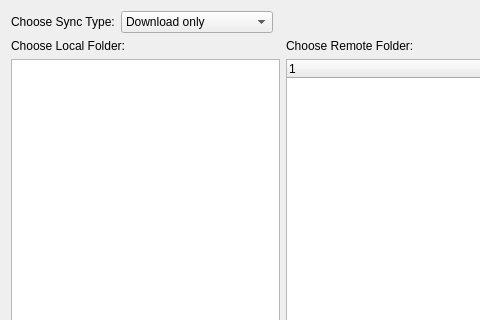
Qt form addsyncdialog.ui (pcloudcom/psyncgui) before a commit; both pictures show x 0 to 480 and y 0 to 320 of the 565 by 403 pixel window.
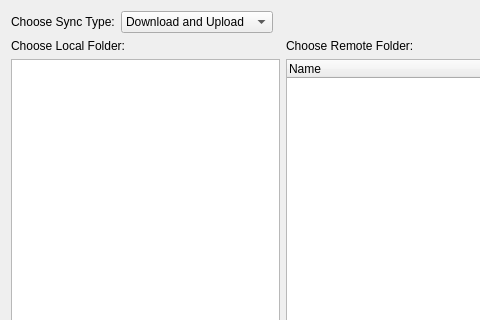
The same form after that commit.

What changed in the file:
```diff
--- a/addsyncdialog.ui
+++ b/addsyncdialog.ui
@@ -26,7 +26,7 @@
      <item>
       <widget class="QComboBox" name="comboSyncType">
        <property name="currentIndex">
-        <number>0</number>
+        <number>2</number>
        </property>
        <item>
         <property name="text">
@@ -131,7 +131,7 @@
       <widget class="QTreeWidget" name="treeSyncRemote">
        <column>
         <property name="text">
-         <string notr="true">1</string>
+         <string notr="true">Name</string>
         </property>
        </column>
       </widget>
```
